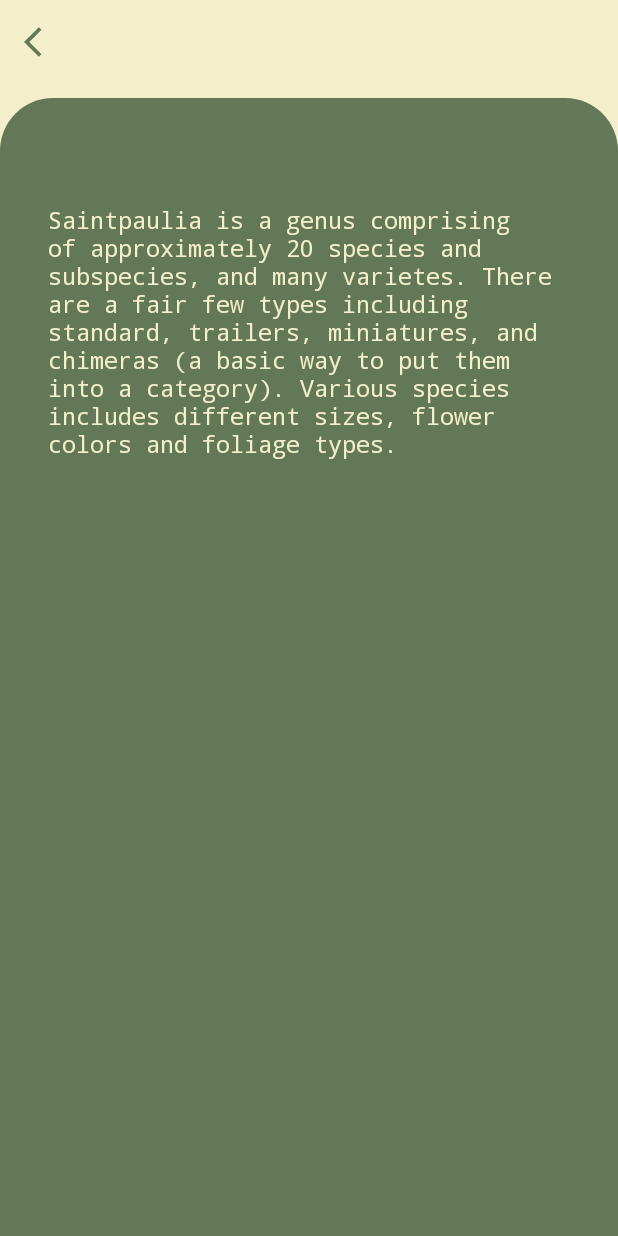
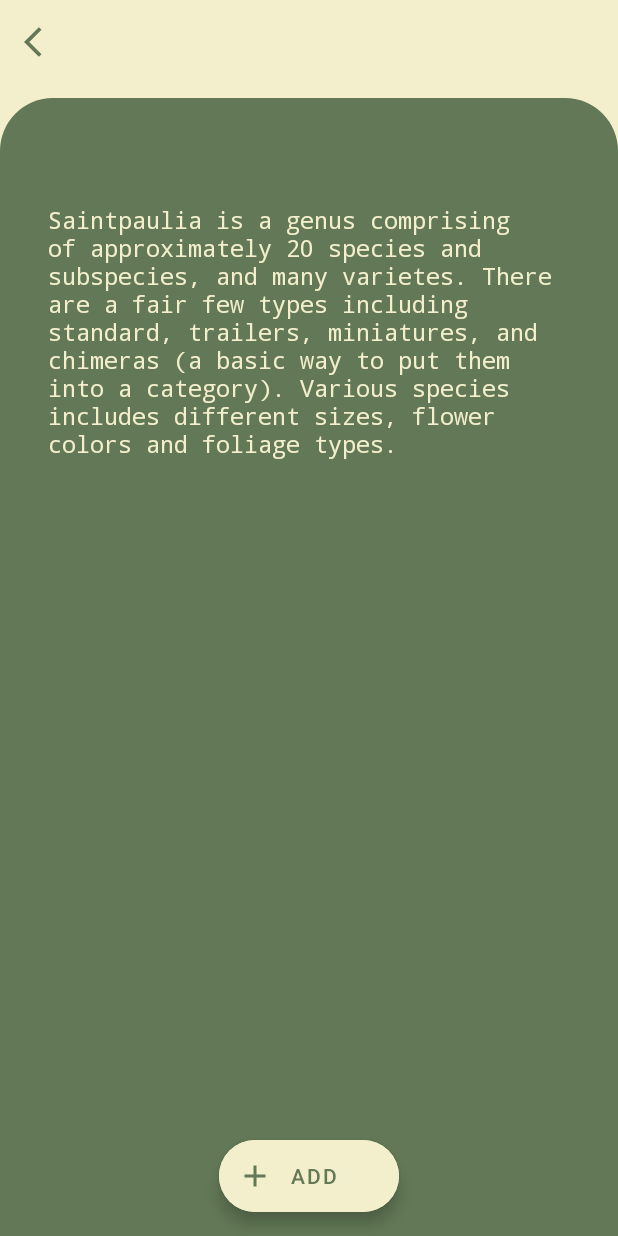
Before and after one commit to devlower/vaaz_mvp, an Android app: the SearchActivity screen opened directly, with no data from a screen before it, after a tap on "African Violet", on a phone screen of 412 x 824 dp. Run offline under Robolectric (Android 15) with nearby library versions, the phone set to English and light mode, and no system bars; pictures from the network do not load.

```diff
--- a/app/src/main/java/com/devlower/vaaz/HomeActivity.kt
+++ b/app/src/main/java/com/devlower/vaaz/HomeActivity.kt
@@ -23,17 +23,17 @@ class HomeActivity : AppCompatActivity() {
         setContentView(binding?.root)
 
         binding?.icBackArrow?.setOnClickListener {
-            var intent = Intent(this, LoginActivity::class.java)
+            val intent = Intent(this, LoginActivity::class.java)
             startActivity(intent)
         }
 
         binding?.cardMyPlants?.setOnClickListener {
-            var intent = Intent(this, MyPlantsActivity::class.java)
+            val intent = Intent(this, MyPlantsActivity::class.java)
             startActivity(intent)
         }
 
         binding?.btnAdd?.setOnClickListener {
-            var intent = Intent(this, SearchActivity::class.java)
+            val intent = Intent(this, SearchActivity::class.java)
             startActivity(intent)
         }
     }
--- a/app/src/main/java/com/devlower/vaaz/LoginActivity.kt
+++ b/app/src/main/java/com/devlower/vaaz/LoginActivity.kt
@@ -16,7 +16,7 @@ class LoginActivity : AppCompatActivity() {
         setContentView(binding?.root)
 
         binding?.tvSignIn?.setOnClickListener {
-            var intent = Intent(this, SignInActivity::class.java)
+            val intent = Intent(this, SignInActivity::class.java)
             startActivity(intent)
         }
 
--- a/app/src/main/java/com/devlower/vaaz/MyPlantsActivity.kt
+++ b/app/src/main/java/com/devlower/vaaz/MyPlantsActivity.kt
@@ -3,6 +3,7 @@ package com.devlower.vaaz
 import android.annotation.SuppressLint
 import android.content.Intent
 import android.os.Bundle
+import android.widget.Toast
 import androidx.appcompat.app.AppCompatActivity
 import com.devlower.vaaz.databinding.ActivityMyPlantsBinding
 
@@ -19,6 +20,10 @@ class MyPlantsActivity : AppCompatActivity() {
             var intent = Intent(this, HomeActivity::class.java)
             startActivity(intent)
         }
+
+        val plant = intent.getSerializableExtra("plant") as Plant
+        Toast.makeText(this, plant.toString(), Toast.LENGTH_SHORT).show()
+
     }
 
     override fun onDestroy() {
--- a/app/src/main/java/com/devlower/vaaz/SearchActivity.kt
+++ b/app/src/main/java/com/devlower/vaaz/SearchActivity.kt
@@ -29,9 +29,7 @@ class SearchActivity : AppCompatActivity() {
         )
 
         binding?.plantList?.setOnItemClickListener { _, _, i, _ ->
-//            var intent = Intent(this, PlantDetailsActivity::class.java)
-//            intent.putExtra("plant_index", i)
-            var intent = Intent(this, PlantDetailsActivity::class.java)
+            val intent = Intent(this, PlantDetailsActivity::class.java)
 
             intent.putExtra("plant", DataSource.allPlants[i])
 
--- a/app/src/main/java/com/devlower/vaaz/SignUpActivity.kt
+++ b/app/src/main/java/com/devlower/vaaz/SignUpActivity.kt
@@ -14,7 +14,7 @@ class SignUpActivity : AppCompatActivity() {
         setContentView(binding?.root)
 
         binding?.icBackArrow?.setOnClickListener {
-            var intent = Intent(this, LoginActivity::class.java)
+            val intent = Intent(this, LoginActivity::class.java)
             startActivity(intent)
         }
 
--- a/app/src/main/res/layout/activity_plant_details.xml
+++ b/app/src/main/res/layout/activity_plant_details.xml
@@ -43,6 +43,7 @@
             android:layout_width="match_parent"
             android:layout_height="wrap_content"
             android:paddingTop="70dp"
+            android:paddingBottom="80dp"
             app:layout_constraintLeft_toLeftOf="parent"
             app:layout_constraintRight_toRightOf="parent"
             app:layout_constraintTop_toTopOf="@id/cl_bg"
@@ -62,9 +63,6 @@
 
     </androidx.constraintlayout.widget.ConstraintLayout>
 
-
-
-
     <ImageView
         android:id="@+id/iv_plant_img"
         android:layout_width="wrap_content"
@@ -76,5 +74,20 @@
         android:adjustViewBounds="true"
         app:layout_constraintTop_toBottomOf="@id/tv_plant_name" />
 
+    <com.google.android.material.floatingactionbutton.ExtendedFloatingActionButton
+        android:id="@+id/efb_add"
+        android:layout_width="wrap_content"
+        android:layout_height="wrap_content"
+        android:layout_margin="16dp"
+        android:backgroundTint="@color/primary_yellow"
+        android:text="Add"
+        android:textColor="@color/primary_green"
+        app:elevation="0dp"
+        app:icon="@drawable/ic_add_icon"
+        app:iconTint="@color/primary_green"
+        app:layout_constraintBottom_toBottomOf="parent"
+        app:layout_constraintLeft_toLeftOf="parent"
+        app:layout_constraintRight_toRightOf="parent" />
+
 
 </androidx.constraintlayout.widget.ConstraintLayout>
```
Also changed, not shown: app/src/main/java/com/devlower/vaaz/PlantDetailsActivity.kt (+18 -2 lines).
